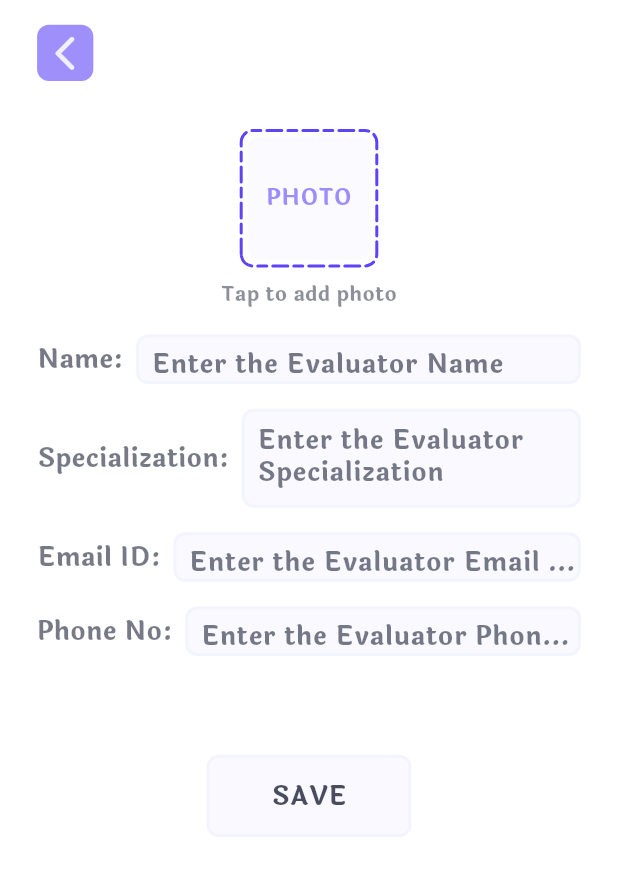
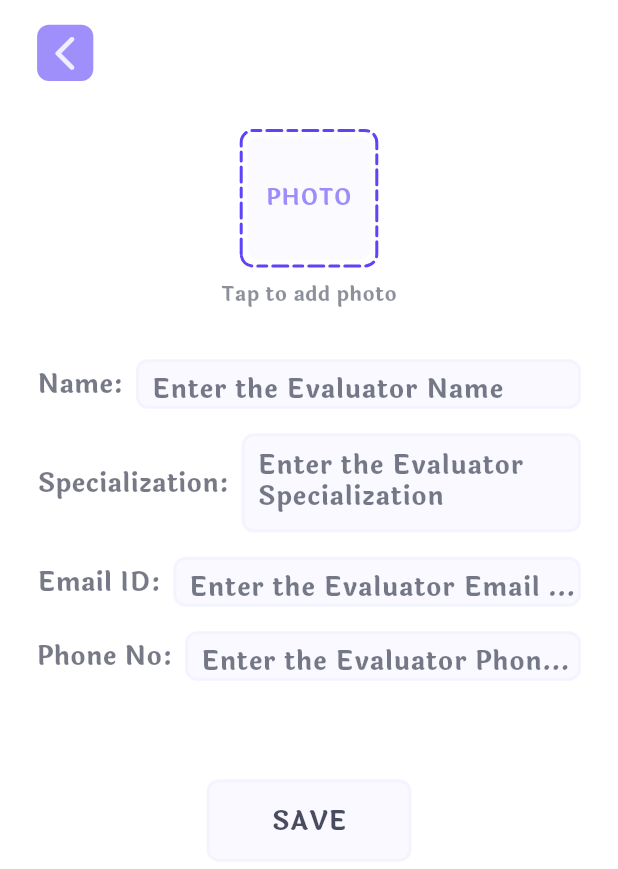
Before and after one commit to BharathrajN2004/student_project, a Flutter app: the Evaluators widget shown alone on an empty page, opened directly, after a tap on an icon or button, on a phone screen of 412 x 824 dp. Shown: the top 869 px of the screen. Run offline on Flutter 3.47's test engine with Material 3 defaults, Android fonts, the phone set to English and light mode, and no system bars; drawn by our look-alikes of dotted_border; our stand-ins replace animated_splash_screen, cloud_firestore, file_picker, firebase_auth, firebase_core, firebase_storage and 4 more; accounts and stored records are empty.

Commit message:
last update

```diff
--- a/lib/auth_shifter.dart
+++ b/lib/auth_shifter.dart
@@ -23,7 +23,9 @@ class AuthShifter extends ConsumerWidget {
               .doc(snapshot.data!.email)
               .get()
               .then((value) {
-            ref.read(userDataProvider.notifier).addUserData(value.data()!);
+            Map<String, dynamic> userData = value.data()!;
+            userData.addAll({"email": value.id});
+            ref.read(userDataProvider.notifier).addUserData(userData);
           });
           return const Navigation();
         } else {
--- a/lib/pages/evaluator.dart
+++ b/lib/pages/evaluator.dart
@@ -1,6 +1,8 @@
 import 'package:flutter/material.dart';
+import 'package:flutter/widgets.dart';
 import 'package:flutter_riverpod/flutter_riverpod.dart';
 import 'package:student_project/pages/evaluator_detail.dart';
+import 'package:student_project/utilities/static_data.dart';
 
 import '../components/common/icon.dart';
 import '../components/common/network_image.dart';
@@ -97,7 +99,15 @@ class Evaluators extends ConsumerWidget {
                   ),
                   Row(
                     children: [
-                      Container(
+                      GestureDetector(
+                        onTap: () => Navigator.push(
+                          context,
+                          MaterialPageRoute(
+                            builder: (context) =>
+                                const EvaluatorDetail(from: From.add),
+                          ),
+                        ),
+                        child: Container(
                           height: aspectRatio * 100,
                           width: aspectRatio * 100,
                           margin: EdgeInsets.only(right: width * 0.04),
@@ -111,6 +121,7 @@ class Evaluators extends ConsumerWidget {
                             color: colorData.fontColor(.8),
                           ),
                         ),
+                      ),
                       Expanded(
                         child: SizedBox(
                           height: aspectRatio * 120,
@@ -121,7 +132,8 @@ class Evaluators extends ConsumerWidget {
                               onTap: () => Navigator.push(
                                 context,
                                 MaterialPageRoute(
-                                  builder: (context) => const EvaluatorDetail(),
+                                  builder: (context) =>
+                                      const EvaluatorDetail(from: From.edit),
                                 ),
                               ),
                               child: Container(
--- a/lib/pages/evaluator_detail.dart
+++ b/lib/pages/evaluator_detail.dart
@@ -3,6 +3,7 @@ import 'dart:io';
 import 'package:flutter/material.dart';
 import 'package:flutter_riverpod/flutter_riverpod.dart';
 import 'package:student_project/components/common/photo_picker.dart';
+import 'package:student_project/functions/update/update_evaluatordata.dart';
 import 'package:student_project/utilities/static_data.dart';
 
 import '../components/common/back_button.dart';
@@ -11,7 +12,9 @@ import '../utilities/theme/color_data.dart';
 import '../utilities/theme/size_data.dart';
 
 class EvaluatorDetail extends ConsumerStatefulWidget {
-  const EvaluatorDetail({super.key});
+  const EvaluatorDetail({super.key, required this.from});
+
+  final From from;
 
   @override
   ConsumerState<EvaluatorDetail> createState() => _EvaluatorDetailState();
@@ -49,6 +52,7 @@ class _EvaluatorDetailState extends ConsumerState<EvaluatorDetail> {
     double height = sizeData.height;
 
     return Scaffold(
+      resizeToAvoidBottomInset: false,
       body: SafeArea(
         child: Container(
           margin: EdgeInsets.only(
@@ -65,7 +69,7 @@ class _EvaluatorDetailState extends ConsumerState<EvaluatorDetail> {
                 from: From.add,
                 setter: setPhoto,
               ),
-              SizedBox(height: height * 0.02),
+              SizedBox(height: height * 0.04),
               Row(
                 children: [
                   CustomText(
@@ -90,6 +94,8 @@ class _EvaluatorDetailState extends ConsumerState<EvaluatorDetail> {
                         keyboardType: TextInputType.text,
                         style: TextStyle(
                           fontSize: sizeData.subHeader,
+                          fontWeight: FontWeight.w600,
+                          color: colorData.fontColor(.8),
                           height: 1,
                         ),
                         decoration: InputDecoration(
@@ -134,6 +140,8 @@ class _EvaluatorDetailState extends ConsumerState<EvaluatorDetail> {
                         keyboardType: TextInputType.text,
                         style: TextStyle(
                           fontSize: sizeData.subHeader,
+                          fontWeight: FontWeight.w600,
+                          color: colorData.fontColor(.8),
                           height: 1.25,
                         ),
                         maxLines: 3,
@@ -177,6 +185,8 @@ class _EvaluatorDetailState extends ConsumerState<EvaluatorDetail> {
                         keyboardType: TextInputType.text,
                         style: TextStyle(
                           fontSize: sizeData.subHeader,
+                          fontWeight: FontWeight.w600,
+                          color: colorData.fontColor(.8),
                           height: 1,
                         ),
                         decoration: InputDecoration(
@@ -217,10 +227,12 @@ class _EvaluatorDetailState extends ConsumerState<EvaluatorDetail> {
                       ),
                       height: height * 0.04,
                       child: TextField(
-                        controller: nameCtr,
+                        controller: phoneNoCtr,
                         keyboardType: TextInputType.number,
                         style: TextStyle(
                           fontSize: sizeData.subHeader,
+                          fontWeight: FontWeight.w600,
+                          color: colorData.fontColor(.8),
                           height: 1,
                         ),
                         decoration: InputDecoration(
@@ -243,6 +255,27 @@ class _EvaluatorDetailState extends ConsumerState<EvaluatorDetail> {
               SizedBox(height: height * 0.08),
               Align(
                 alignment: Alignment.center,
+                child: GestureDetector(
+                  onTap: () {
+                    if (nameCtr.text.isNotEmpty &&
+                        emailCtr.text.isNotEmpty &&
+                        phoneNoCtr.text.isNotEmpty &&
+                        specificationCtr.text.isNotEmpty) {
+                      updateEvaluatorData({
+                        "profile": photo.keys.first,
+                        "name": nameCtr.text,
+                        "email": emailCtr.text,
+                        "phoneNo": phoneNoCtr.text,
+                        "specialization": specificationCtr.text,
+                      });
+                    } else {
+                      ScaffoldMessenger.of(context).showSnackBar(
+                        const SnackBar(
+                          content: Text("Kindly enter all the data"),
+                        ),
+                      );
+                    }
+                  },
                   child: Container(
                     padding: EdgeInsets.symmetric(
                         horizontal: width * 0.1, vertical: height * 0.015),
@@ -258,6 +291,7 @@ class _EvaluatorDetailState extends ConsumerState<EvaluatorDetail> {
                       weight: FontWeight.bold,
                     ),
                   ),
+                ),
               )
             ],
           ),
--- a/pubspec.yaml
+++ b/pubspec.yaml
@@ -44,6 +44,7 @@ dependencies:
   file_picker: ^8.0.0+1
   dotted_border: ^2.1.0
   cloud_firestore: ^4.16.0
+  firebase_storage: ^11.7.0
 
 dev_dependencies:
   flutter_test:
```
Also changed, not shown: lib/functions/update/update_evaluatordata.dart (added, +26 -0 lines), lib/pages/profile.dart (+4 -4 lines), pubspec.lock, 3 other files. Lines whose indentation alone changed are shown as unchanged.
